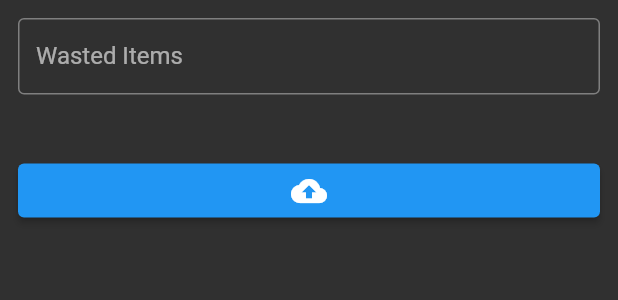
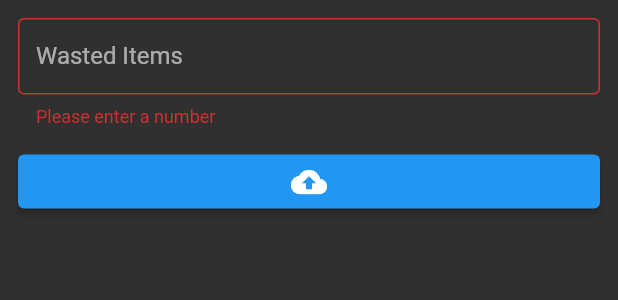
Before and after one commit to nowik94/CS492_Wasteagram, a Flutter app: the NewPostForm widget shown alone on an empty page, opened directly, after a tap on the "cloud upload" icon, on a phone screen of 412 x 824 dp. Shown: the top 300 px of the screen. Run offline on Flutter 3.47's test engine with Material 2 defaults, Android fonts, the phone set to English and light mode, and no system bars; our stand-ins replace cloud_firestore, firebase_core, firebase_storage, image_picker, location; accounts and stored records are empty.

```diff
--- a/lib/models/food_waste_post.dart
+++ b/lib/models/food_waste_post.dart
@@ -14,5 +14,5 @@ class FoodWastePost {
   double get getLatitude => location.latitude;
   double get getLongitude => location.longitude;
   // getter method that gets the formated date
-  String get getFormatedDate => DateFormat.yMMMEd().format(date.toDate());
+  String get getFormatedDate => DateFormat.yMMMMEEEEd('en_US').format(date.toDate());
 }
--- a/lib/widgets/new_post_form.dart
+++ b/lib/widgets/new_post_form.dart
@@ -34,7 +34,7 @@ class _NewPostFormState extends State<NewPostForm> {
             crossAxisAlignment: CrossAxisAlignment.stretch,
             children: <Widget>[
               wasteQuantityInputField(),
-              SizedBox(height: 40),
+              SizedBox(height: 12),
               formUploadButton()
             ]
           )
@@ -45,7 +45,11 @@ class _NewPostFormState extends State<NewPostForm> {
 
   // Widet for input field for quantity
   Widget wasteQuantityInputField() {
-    return TextFormField(
+    return Semantics(
+      textField: true,
+      hint: 'Choose a number 0 or greater for the amount of waste for the day',
+      label: 'Waste Quantity Text Form Field',
+      child: TextFormField(
         decoration: InputDecoration(
             labelText: 'Wasted Items',
             isDense: true,
@@ -56,18 +60,29 @@ class _NewPostFormState extends State<NewPostForm> {
           postValues.quantity = int.parse(value);
         },
         validator: (value) {
-        validateQuantityInput(value);
+          if (value.isEmpty) {
+            return 'Please enter a number';
+          } else if(int.parse(value) < 0) {
+            return 'You must enter a non-negative number';
+          }
         },
+      ),
     );
   }
 
   // elevated button widget for our form that will be used to submit the form
   Widget formUploadButton() {
-    return ElevatedButton(
+    return Semantics(
+      button: true,
+      enabled: true,
+      onTapHint: 'Upload New Wasteagram Post',
+      label: 'Upload Button',
+      child: ElevatedButton(
           onPressed: () {
             saveData();
           },
-        child: const Icon(Icons.cloud_upload));
+          child: const Icon(Icons.cloud_upload)),
+    );
   }
 
   //TODO: Upload the file to cloudfirestore and then get the image url back..
@@ -101,15 +116,6 @@ class _NewPostFormState extends State<NewPostForm> {
     });
   }
 
-  // valdiation function for the quantity input field
-  String validateQuantityInput(value) {
-    if (value.isEmpty) {
-      return 'Please enter a number';
-    } else if(int.parse(value) < 0) {
-      return 'You must enter a non-negative number';
-    }
-  }
-
   // method that uploads to image to cloudstore and gets the url of img location
   Future<String> uploadImage(File image) async {
     FirebaseStorage storage = FirebaseStorage.instance;
```
Also changed, not shown: lib/main.dart (+0 -110 lines), lib/screens/details_screen.dart (+12 -0 lines), lib/screens/list_screen.dart (+7 -1 lines), lib/screens/new_post_screen.dart (+7 -11 lines), lib/widgets/camera_fab.dart (+11 -5 lines), 2 other files. Lines whose indentation alone changed are shown as unchanged.
